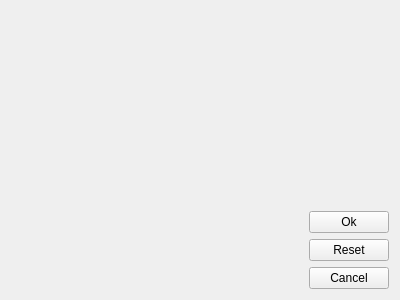
Qt form arkhorclient/movementchooser.ui (kingnak/arkhor) before a commit.
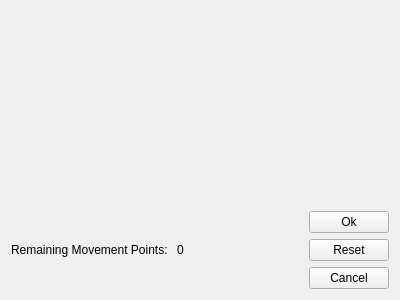
The same form after that commit.

```diff
--- a/arkhorclient/movementchooser.ui
+++ b/arkhorclient/movementchooser.ui
@@ -29,6 +29,20 @@
    </item>
    <item>
     <layout class="QHBoxLayout" name="horizontalLayout">
+     <item>
+      <widget class="QLabel" name="label">
+       <property name="text">
+        <string>Remaining Movement Points: </string>
+       </property>
+      </widget>
+     </item>
+     <item>
+      <widget class="QLabel" name="lblRemMovementPoints">
+       <property name="text">
+        <string>0</string>
+       </property>
+      </widget>
+     </item>
      <item>
       <spacer name="horizontalSpacer">
        <property name="orientation">
```
